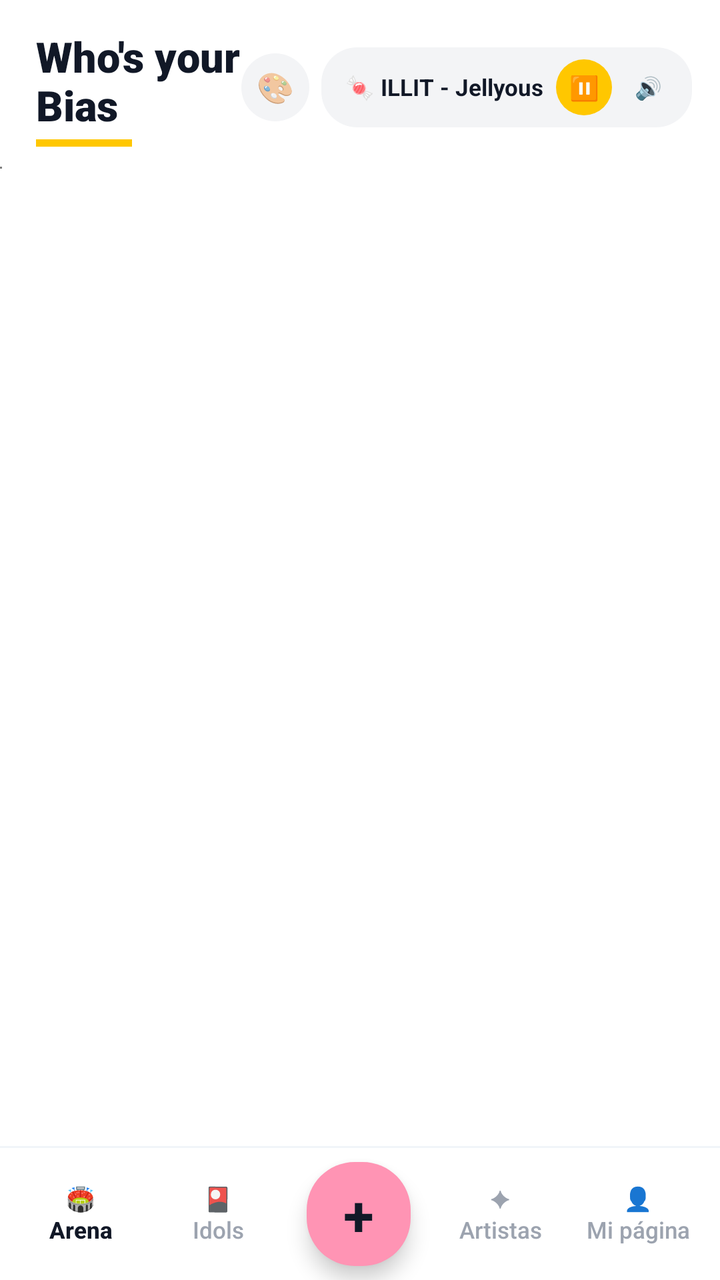
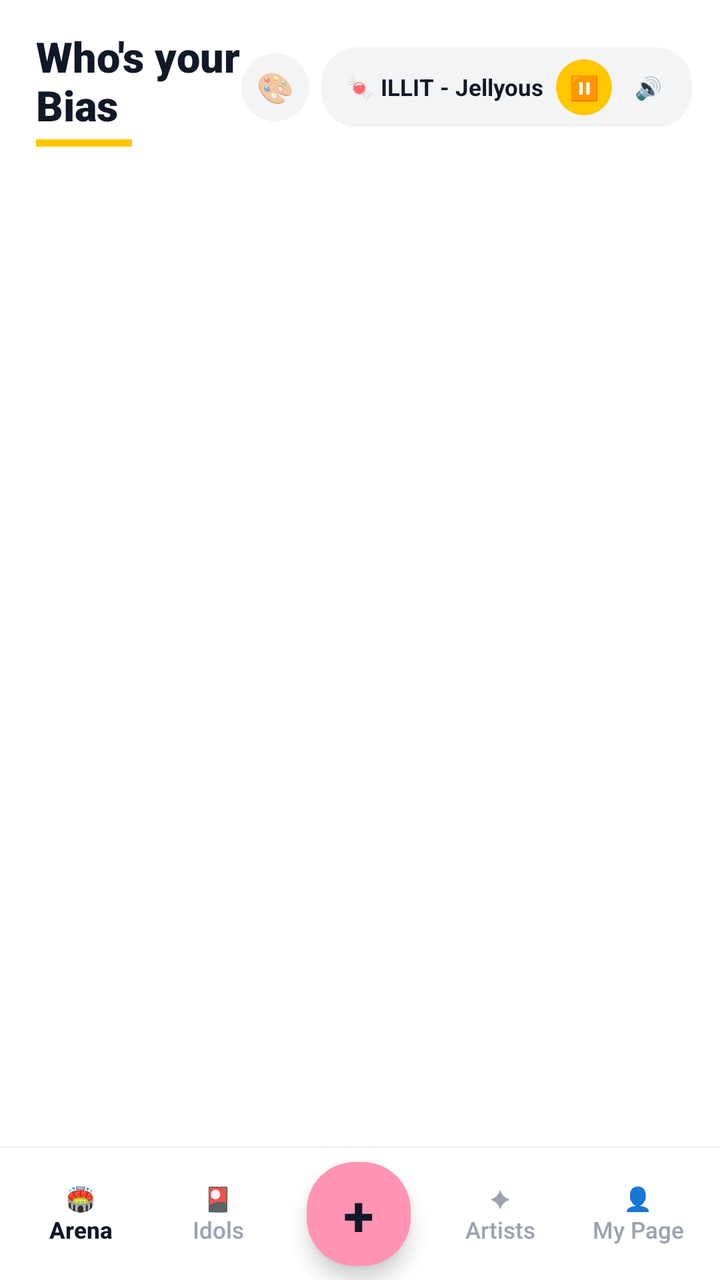

An Android layout rendered at two revisions. The XML below is the earlier revision; the diff shows what the commit changed to produce the second picture.
<!-- AndroidManifest.xml: application theme Theme.WhosYourBias -->
<!-- res/layout/activity_main.xml -->
<?xml version="1.0" encoding="utf-8"?>
<LinearLayout xmlns:android="http://schemas.android.com/apk/res/android"
    android:id="@+id/rootMainLayout"
    android:layout_width="match_parent"
    android:layout_height="match_parent"
    android:orientation="vertical"
    android:background="#FFFFFF">

    
    <LinearLayout
        android:id="@+id/topHeaderLayout"
        android:layout_width="match_parent"
        android:layout_height="wrap_content"
        android:orientation="horizontal"
        android:gravity="center_vertical"
        android:paddingStart="18dp"
        android:paddingEnd="14dp"
        android:paddingTop="14dp"
        android:paddingBottom="10dp"
        android:background="#FFFFFF">

        <LinearLayout
            android:layout_width="0dp"
            android:layout_height="wrap_content"
            android:layout_weight="1"
            android:orientation="vertical">

            <TextView
                android:id="@+id/tvAppTitleHeader"
                android:layout_width="wrap_content"
                android:layout_height="wrap_content"
                android:text="@string/app_name"
                android:textColor="#111827"
                android:textSize="21sp"
                android:fontFamily="sans-serif-black"
                android:textStyle="bold" />

            
            <View
                android:id="@+id/viewHeaderUnderline"
                android:layout_width="48dp"
                android:layout_height="3.5dp"
                android:layout_marginTop="3dp"
                android:background="#FFC700" />
        </LinearLayout>

        
        <TextView
            android:id="@+id/btnOpenThemeStudio"
            android:layout_width="34dp"
            android:layout_height="34dp"
            android:gravity="center"
            android:text="🎨"
            android:textSize="15sp"
            android:background="@drawable/bg_chip_tag"
            android:layout_marginEnd="6dp" />

        
        <LinearLayout
            android:layout_width="wrap_content"
            android:layout_height="wrap_content"
            android:orientation="horizontal"
            android:gravity="center_vertical"
            android:paddingStart="12dp"
            android:paddingEnd="8dp"
            android:paddingTop="6dp"
            android:paddingBottom="6dp"
            android:background="@drawable/bg_chip_tag">

            <TextView
                android:id="@+id/tvBgmTitle"
                android:layout_width="wrap_content"
                android:layout_height="wrap_content"
                android:maxWidth="135dp"
                android:text="🍬 ILLIT - Jellyous"
                android:textColor="#111827"
                android:textSize="11.5sp"
                android:textStyle="bold"
                android:singleLine="true"
                android:ellipsize="end"
                android:layout_marginEnd="6dp" />

            <TextView
                android:id="@+id/btnBgmPlayPause"
                android:layout_width="28dp"
                android:layout_height="28dp"
                android:gravity="center"
                android:text="⏸"
                android:textColor="#111827"
                android:textSize="12sp"
                android:background="@drawable/bg_btn_primary"
                android:layout_marginEnd="4dp" />

            <TextView
                android:id="@+id/btnBgmMute"
                android:layout_width="28dp"
                android:layout_height="28dp"
                android:gravity="center"
                android:text="🔊"
                android:textColor="#111827"
                android:textSize="11sp" />

            <TextView
                android:id="@+id/btnBgmChangeSong"
                android:layout_width="0dp"
                android:layout_height="0dp"
                android:visibility="gone" />

            <TextView
                android:id="@+id/btnBgmVideoToggle"
                android:layout_width="0dp"
                android:layout_height="0dp"
                android:visibility="gone" />
        </LinearLayout>

        
        <TextView
            android:id="@+id/btnHeaderGacha"
            android:layout_width="0dp"
            android:layout_height="0dp"
            android:visibility="gone" />

        <TextView
            android:id="@+id/btnHeaderImport"
            android:layout_width="0dp"
            android:layout_height="0dp"
            android:visibility="gone" />
    </LinearLayout>

    <FrameLayout
        android:id="@+id/bgmVideoContainer"
        android:layout_width="1dp"
        android:layout_height="1dp"
        android:visibility="visible">
        <WebView
            android:id="@+id/bgmWebView"
            android:layout_width="match_parent"
            android:layout_height="match_parent" />
    </FrameLayout>

    
    <FrameLayout
        android:id="@+id/mainContentContainer"
        android:layout_width="match_parent"
        android:layout_height="0dp"
        android:layout_weight="1"
        android:background="#FFFFFF" />

    <View
        android:layout_width="match_parent"
        android:layout_height="1dp"
        android:background="#F1F5F9" />

    
    <LinearLayout
        android:id="@+id/bottomNavLayout"
        android:layout_width="match_parent"
        android:layout_height="66dp"
        android:orientation="horizontal"
        android:background="#FFFFFF"
        android:gravity="center"
        android:paddingStart="6dp"
        android:paddingEnd="6dp">

        <TextView
            android:id="@+id/tabBtnArena"
            android:layout_width="0dp"
            android:layout_height="match_parent"
            android:layout_weight="1"
            android:gravity="center"
            android:text="🏟️\nArena"
            android:textColor="#111827"
            android:textStyle="bold"
            android:fontFamily="sans-serif-medium"
            android:textSize="11.5sp"
            android:lineSpacingExtra="2dp" />

        <TextView
            android:id="@+id/tabBtnIdols"
            android:layout_width="0dp"
            android:layout_height="match_parent"
            android:layout_weight="1"
            android:gravity="center"
            android:text="🎴\nIdols"
            android:textColor="#9CA3AF"
            android:fontFamily="sans-serif-medium"
            android:textSize="11.5sp"
            android:lineSpacingExtra="2dp" />

        
        <FrameLayout
            android:layout_width="0dp"
            android:layout_height="match_parent"
            android:layout_weight="1.05">

            <TextView
                android:id="@+id/btnCenterPlus"
                android:layout_width="52dp"
                android:layout_height="52dp"
                android:layout_gravity="center"
                android:gravity="center"
                android:text="+"
                android:textColor="#111827"
                android:textSize="28sp"
                android:textStyle="bold"
                android:elevation="6dp"
                android:background="@drawable/bg_btn_gold" />
        </FrameLayout>

        <TextView
            android:id="@+id/tabBtnGroups"
            android:layout_width="0dp"
            android:layout_height="match_parent"
            android:layout_weight="1"
            android:gravity="center"
            android:text="✦\nArtistas"
            android:textColor="#9CA3AF"
            android:fontFamily="sans-serif-medium"
            android:textSize="11.5sp"
            android:lineSpacingExtra="2dp" />

        <TextView
            android:id="@+id/tabBtnHallOfFame"
            android:layout_width="0dp"
            android:layout_height="match_parent"
            android:layout_weight="1"
            android:gravity="center"
            android:text="👤\nMi página"
            android:textColor="#9CA3AF"
            android:fontFamily="sans-serif-medium"
            android:textSize="11.5sp"
            android:lineSpacingExtra="2dp" />
    </LinearLayout>

</LinearLayout>
<!-- resources referenced by this layout -->
<resources>
  <!-- drawable bg_btn_gold (drawable) -->
  <?xml version="1.0" encoding="utf-8"?>
  <shape xmlns:android="http://schemas.android.com/apk/res/android"
      android:shape="rectangle">
      <solid android:color="#FF94B4" />
      <corners android:radius="24dp" />
  </shape>
  <!-- drawable bg_btn_primary (drawable) -->
  <?xml version="1.0" encoding="utf-8"?>
  <shape xmlns:android="http://schemas.android.com/apk/res/android"
      android:shape="rectangle">
      <solid android:color="#FFC700" />
      <corners android:radius="24dp" />
  </shape>
  <!-- drawable bg_chip_tag (drawable) -->
  <?xml version="1.0" encoding="utf-8"?>
  <shape xmlns:android="http://schemas.android.com/apk/res/android"
      android:shape="rectangle">
      <solid android:color="#F3F4F6" />
      <corners android:radius="18dp" />
  </shape>
  <string name="app_name">Who\'s your Bias</string>
  <style name="Theme.WhosYourBias" parent="Theme.MaterialComponents.Light.NoActionBar">
          <item name="colorPrimary">#111827</item>
          <item name="colorPrimaryVariant">#1F2937</item>
          <item name="colorOnPrimary">#FFFFFF</item>
          <item name="colorSecondary">#FFC700</item>
          <item name="colorOnSecondary">#111827</item>
          <item name="android:statusBarColor">#FFFFFF</item>
          <item name="android:windowLightStatusBar" tools:targetApi="m">true</item>
          <item name="android:navigationBarColor">#FFFFFF</item>
          <item name="android:windowBackground">#FFFFFF</item>
          <item name="android:textColorPrimary">#111827</item>
          <item name="android:textColorSecondary">#6B7280</item>
      </style>
</resources>

<!-- the commit's change to res/layout/activity_main.xml (unified diff, before → after) -->
@@ -128,23 +128,29 @@
     </LinearLayout>
 
     <FrameLayout
-        android:id="@+id/bgmVideoContainer"
-        android:layout_width="1dp"
-        android:layout_height="1dp"
-        android:visibility="visible">
-        <WebView
-            android:id="@+id/bgmWebView"
+        android:layout_width="match_parent"
+        android:layout_height="0dp"
+        android:layout_weight="1">
+
+        <FrameLayout
+            android:id="@+id/bgmVideoContainer"
             android:layout_width="match_parent"
-            android:layout_height="match_parent" />
+            android:layout_height="220dp"
+            android:layout_gravity="top"
+            android:visibility="visible">
+            <WebView
+                android:id="@+id/bgmWebView"
+                android:layout_width="match_parent"
+                android:layout_height="match_parent" />
+        </FrameLayout>
+
+        
+        <FrameLayout
+            android:id="@+id/mainContentContainer"
+            android:layout_width="match_parent"
+            android:layout_height="match_parent"
+            android:background="#FFFFFF" />
     </FrameLayout>
-
-    
-    <FrameLayout
-        android:id="@+id/mainContentContainer"
-        android:layout_width="match_parent"
-        android:layout_height="0dp"
-        android:layout_weight="1"
-        android:background="#FFFFFF" />
 
     <View
         android:layout_width="match_parent"
@@ -168,7 +174,7 @@
             android:layout_height="match_parent"
             android:layout_weight="1"
             android:gravity="center"
-            android:text="🏟️\nArena"
+            android:text="@string/nav_tab_arena"
             android:textColor="#111827"
             android:textStyle="bold"
             android:fontFamily="sans-serif-medium"
@@ -181,7 +187,7 @@
             android:layout_height="match_parent"
             android:layout_weight="1"
             android:gravity="center"
-            android:text="🎴\nIdols"
+            android:text="@string/nav_tab_idols"
             android:textColor="#9CA3AF"
             android:fontFamily="sans-serif-medium"
             android:textSize="11.5sp"
@@ -213,7 +219,7 @@
             android:layout_height="match_parent"
             android:layout_weight="1"
             android:gravity="center"
-            android:text="✦\nArtistas"
+            android:text="@string/nav_tab_artists"
             android:textColor="#9CA3AF"
             android:fontFamily="sans-serif-medium"
             android:textSize="11.5sp"
@@ -225,7 +231,7 @@
             android:layout_height="match_parent"
             android:layout_weight="1"
             android:gravity="center"
-            android:text="👤\nMi página"
+            android:text="@string/nav_tab_profile"
             android:textColor="#9CA3AF"
             android:fontFamily="sans-serif-medium"
             android:textSize="11.5sp"
<!-- resource entries referenced after the edit -->
@@ -22,6 +22,10 @@
       <corners android:radius="18dp" />
   </shape>
   <string name="app_name">Who\'s your Bias</string>
+  <string name="nav_tab_arena">🏟️\nArena</string>
+  <string name="nav_tab_artists">✦\nArtists</string>
+  <string name="nav_tab_idols">🎴\nIdols</string>
+  <string name="nav_tab_profile">👤\nMy Page</string>
   <style name="Theme.WhosYourBias" parent="Theme.MaterialComponents.Light.NoActionBar">
           <item name="colorPrimary">#111827</item>
           <item name="colorPrimaryVariant">#1F2937</item>
